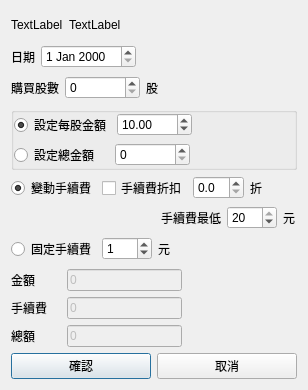
foxking0416/PythonStockPrice, file QtStockRegularTradingEditDialog.ui: the form before one commit.
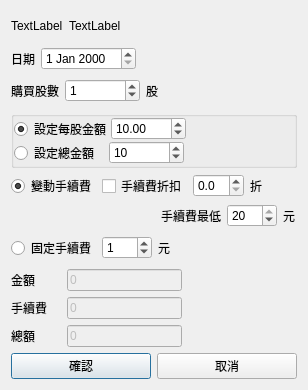
The form after the commit.

```diff
--- a/QtStockRegularTradingEditDialog.ui
+++ b/QtStockRegularTradingEditDialog.ui
@@ -113,6 +113,9 @@
        <property name="maximum">
         <number>999999</number>
        </property>
+       <property name="value">
+        <number>1</number>
+       </property>
       </widget>
      </item>
      <item>
@@ -144,7 +147,7 @@
      </property>
      <layout class="QVBoxLayout" name="verticalLayout_2">
       <property name="spacing">
-       <number>6</number>
+       <number>0</number>
       </property>
       <property name="leftMargin">
        <number>0</number>
@@ -227,6 +230,9 @@
           <property name="maximum">
            <number>99999999</number>
           </property>
+          <property name="value">
+           <number>10</number>
+          </property>
          </widget>
         </item>
         <item>
```
